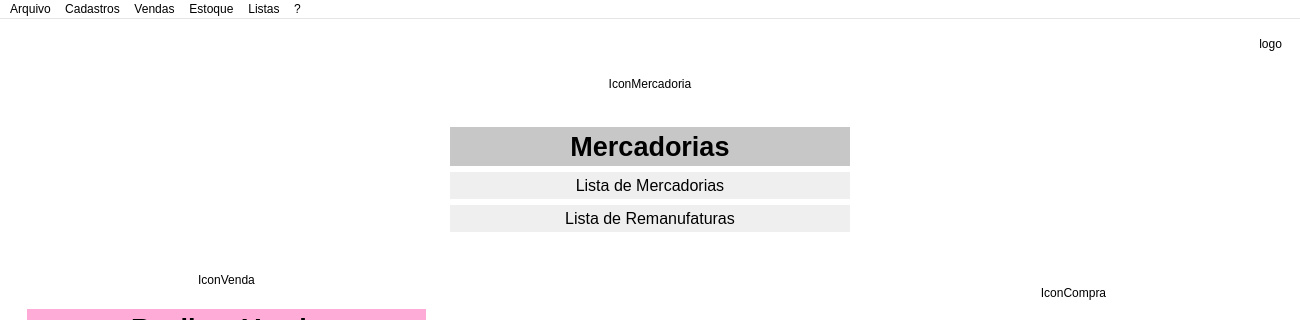
Above: Resources/UI/MainWindow.ui from Klubas/Projeto-SOAD before the change; both pictures show x 0 to 1300 and y 0 to 320 of the 1300 by 700 pixel window. Below: the same form after it.
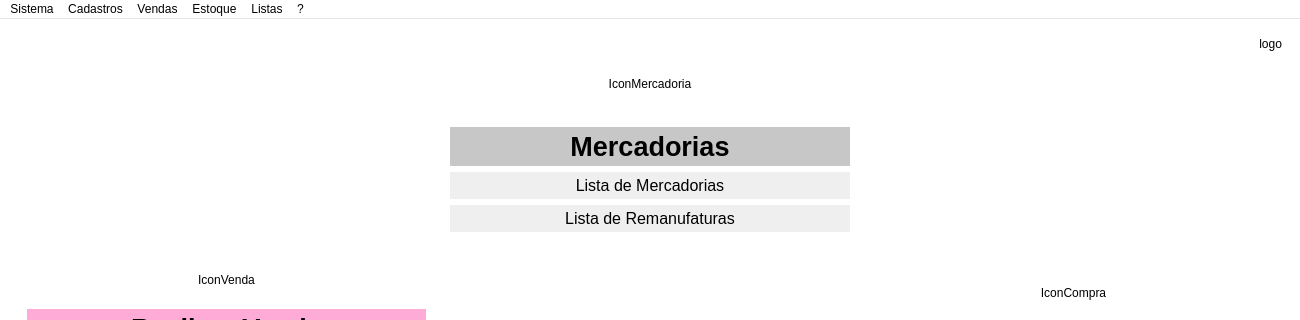
That is the form after the change.

```diff
--- a/Resources/UI/MainWindow.ui
+++ b/Resources/UI/MainWindow.ui
@@ -963,7 +963,7 @@
      <set>Qt::ImhNone</set>
     </property>
     <property name="title">
-     <string>Arquivo</string>
+     <string>Sistema</string>
     </property>
     <property name="separatorsCollapsible">
      <bool>false</bool>
```
Left out of the diff: 72 changed lines with no effect on the pictures.
